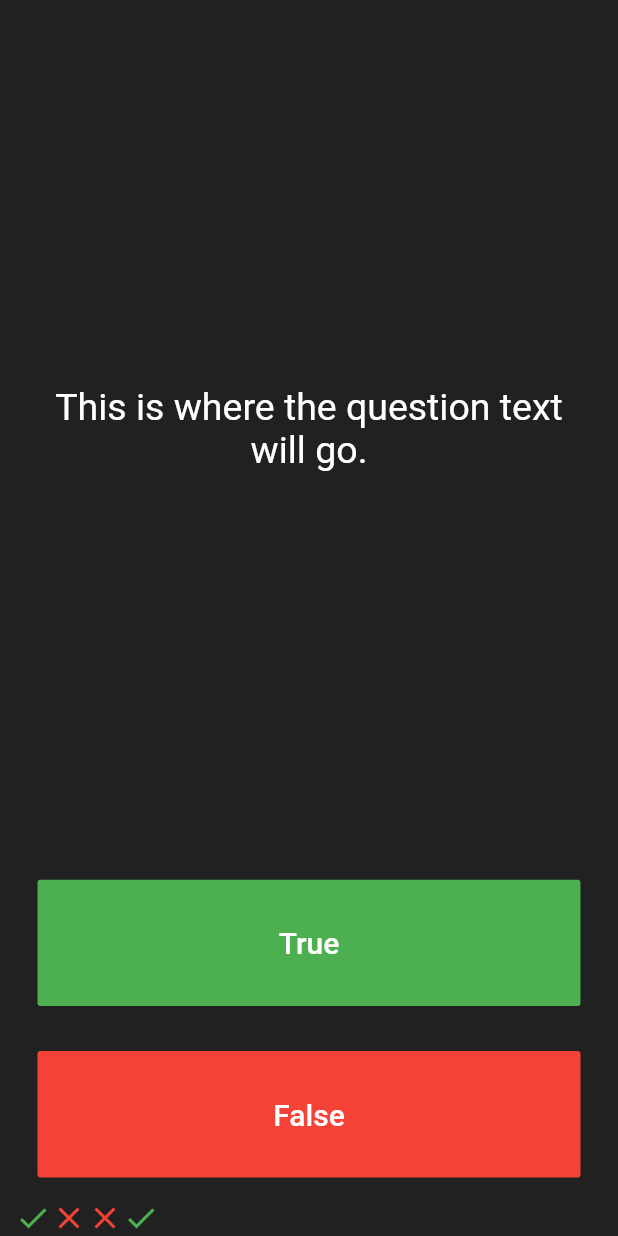
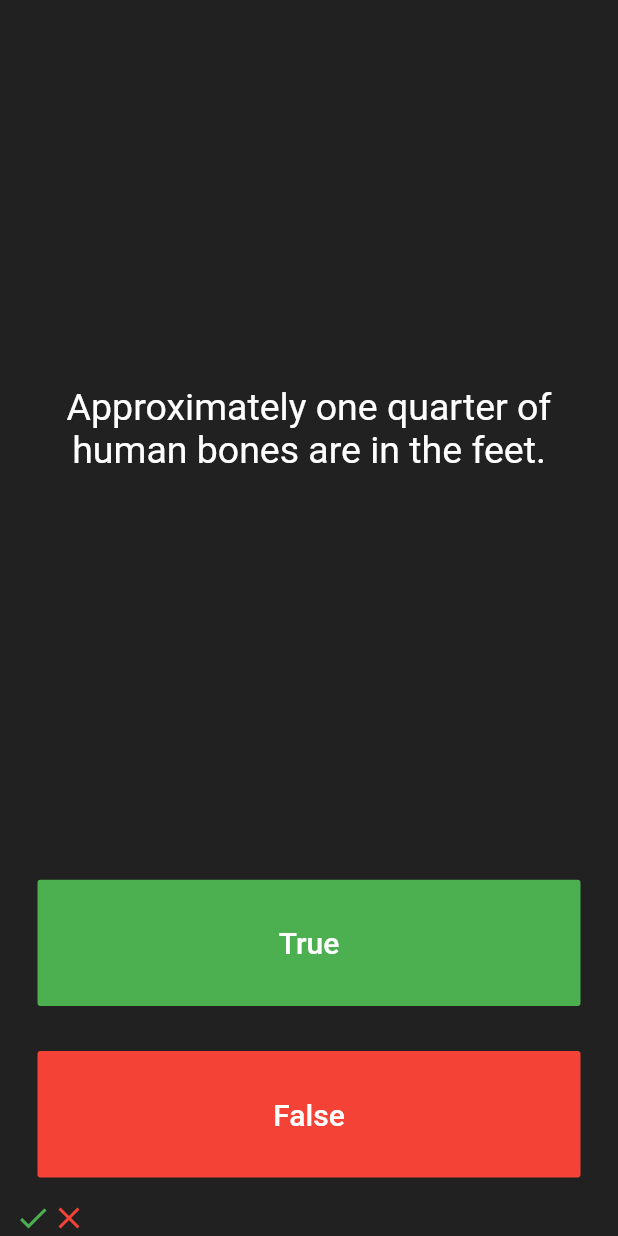
Before and after one commit to Aspabac/quiz_flutter, a Flutter app: the screen it shows after launch, after a tap on "True", after a tap on "False", on a phone screen of 412 x 824 dp. Run offline on Flutter 3.47's test engine with Material 2 defaults, Android fonts, the phone set to English and light mode, and no system bars.

Commit message:
abstruct and private list i made

```diff
--- a/lib/main.dart
+++ b/lib/main.dart
@@ -1,4 +1,7 @@
 import 'package:flutter/material.dart';
+import 'package:quiz_flutter/quiz_brain.dart';
+
+QuizBrain quizBrain = QuizBrain();
 
 void main() => runApp(Quizzler());
 
@@ -25,20 +28,9 @@ class QuizPage extends StatefulWidget {
 }
 
 class _QuizPageState extends State<QuizPage> {
-  List<Icon> scoreKeeper = [
-    Icon(
-      Icons.check,
-      color: Colors.green,
-    ),
-    Icon(
-      Icons.close,
-      color: Colors.red,
-    ),
-    Icon(
-      Icons.close,
-      color: Colors.red,
-    )
-  ];
+  List<Icon> scoreKeeper = [];
+
+
   @override
   Widget build(BuildContext context) {
     return Column(
@@ -51,7 +43,7 @@ class _QuizPageState extends State<QuizPage> {
             padding: EdgeInsets.all(10.0),
             child: Center(
               child: Text(
-                'This is where the question text will go.',
+                quizBrain.getQuestionText(),
                 textAlign: TextAlign.center,
                 style: TextStyle(
                   fontSize: 25.0,
@@ -76,15 +68,15 @@ class _QuizPageState extends State<QuizPage> {
               ),
               onPressed: () {
                 //The user picked true.
+                bool correctAnswer = quizBrain.getQuestionAnswer();
+                if (correctAnswer == true) {
+                  print('user got it right!');
+                }else {
+                  print('user got it wrong!');
+                }
                 setState(() {
-                  scoreKeeper.add(
-                    Icon(
-                      Icons.check,
-                      color: Colors.green,
-                    ),
-                  );
+                  quizBrain.nextQuestion();
                 });
-
               },
             ),
           ),
@@ -103,12 +95,30 @@ class _QuizPageState extends State<QuizPage> {
               ),
               onPressed: () {
                 //The user picked false.
+                bool correctAnswer = quizBrain.getQuestionAnswer();
+                if (correctAnswer == false) {
+                  print('user got it right!');
+                }else {
+                  print('user got it wrong!');
+                }
+                setState(() {
+                  quizBrain.nextQuestion();
+                });
               },
             ),
           ),
         ),
         Row(
-          children: scoreKeeper,
+          children: [
+            Icon(
+              Icons.check,
+              color: Colors.green,
+            ),
+            Icon(
+              Icons.close,
+              color: Colors.red,
+            )
+          ],
         )
       ],
     );
@@ -116,7 +126,7 @@ class _QuizPageState extends State<QuizPage> {
 }
 
 /*
-question1: 'You can lead a cow down stairs but not up stairs.', false,
-question2: 'Approximately one quarter of human bones are in the feet.', true,
-question3: 'A slug\'s blood is green.', true,
+question1: , false,
+question2: , true,
+question3: , true,
 */
--- /dev/null
+++ b/lib/question.dart
@@ -0,0 +1,11 @@
+class Question {
+
+  String questionText;
+  bool questionAnswer;
+
+  Question(String q,bool a){
+
+    questionText = q;
+    questionAnswer = a;
+  }
+}
--- /dev/null
+++ b/lib/quiz_brain.dart
@@ -0,0 +1,49 @@
+import 'question.dart';
+
+class QuizBrain {
+
+  int _questionNumber = 0;
+
+  List<Question> _questionBank = [
+    Question('Some cats are actually allergic to humans', true),
+    Question('You can lead a cow down stairs but not up stairs.', false),
+    Question('Approximately one quarter of human bones are in the feet.', true),
+    Question('A slug\'s blood is green.', true),
+    Question('Buzz Aldrin\'s mother\'s maiden name was \"Moon\".', true),
+    Question('It is illegal to pee in the Ocean in Portugal.', true),
+    Question(
+        'No piece of square dry paper can be folded in half more than 7 times.',
+        false),
+    Question(
+        'In London, UK, if you happen to die in the House of Parliament, you are technically entitled to a state funeral, because the building is considered too sacred a place.',
+        true),
+    Question(
+        'The loudest sound produced by any animal is 188 decibels. That animal is the African Elephant.',
+        false),
+    Question(
+        'The total surface area of two human lungs is approximately 70 square metres.',
+        true),
+    Question('Google was originally called \"Backrub\".', true),
+    Question(
+        'Chocolate affects a dog\'s heart and nervous system; a few ounces are enough to kill a small dog.',
+        true),
+    Question(
+        'In West Virginia, USA, if you accidentally hit an animal with your car, you are free to take it home to eat.',
+        true),
+  ];
+
+  void nextQuestion(){
+    if (_questionNumber < _questionBank.length - 1){
+      _questionNumber++;
+    }
+
+  }
+
+  String getQuestionText(){
+    return _questionBank[_questionNumber].questionText;
+  }
+
+  bool getQuestionAnswer(){
+    return _questionBank[_questionNumber].questionAnswer;
+  }
+}
```
